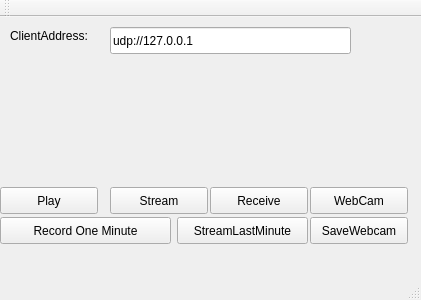
Above: mainwindow.ui from lasitha1991/VLC-Security-IP-Solution before the change. Below: the same form after it.
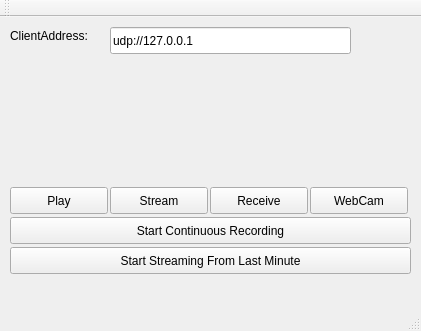
That is the form after the change.

Commit message: lap:continuous recording and streaming support

The edit to the form file:
```diff
--- a/mainwindow.ui
+++ b/mainwindow.ui
@@ -7,7 +7,7 @@
     <x>0</x>
     <y>0</y>
     <width>421</width>
-    <height>300</height>
+    <height>331</height>
    </rect>
   </property>
   <property name="windowTitle">
@@ -27,7 +27,7 @@
    <widget class="QPushButton" name="Btnplay">
     <property name="geometry">
      <rect>
-      <x>0</x>
+      <x>10</x>
       <y>170</y>
       <width>98</width>
       <height>27</height>
@@ -105,40 +105,27 @@
    <widget class="QPushButton" name="BtnSaveWebCam">
     <property name="geometry">
      <rect>
-      <x>310</x>
-      <y>200</y>
-      <width>98</width>
+      <x>10</x>
+      <y>230</y>
+      <width>401</width>
       <height>27</height>
      </rect>
     </property>
     <property name="text">
-     <string>SaveWebcam</string>
+     <string>Start Streaming From Last Minute</string>
     </property>
    </widget>
    <widget class="QPushButton" name="BtnLastMinStream">
     <property name="geometry">
      <rect>
-      <x>177</x>
+      <x>10</x>
       <y>200</y>
-      <width>131</width>
+      <width>401</width>
       <height>27</height>
      </rect>
     </property>
     <property name="text">
-     <string>StreamLastMinute</string>
-    </property>
-   </widget>
-   <widget class="QPushButton" name="BtnRecoreOneMin">
-    <property name="geometry">
-     <rect>
-      <x>0</x>
-      <y>200</y>
-      <width>171</width>
-      <height>27</height>
-     </rect>
-    </property>
-    <property name="text">
-     <string>Record One Minute</string>
+     <string>Start Continuous Recording</string>
     </property>
    </widget>
   </widget>
```
Left out of the diff: 4 changed lines with no effect on the pictures. The commit also changes 11 other files.
